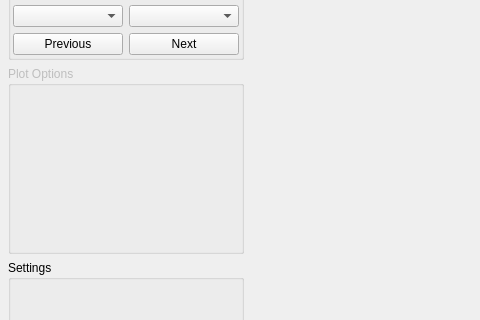
Before: the Qt Designer form Lovell/VeloOfflineGUI/src/VeloView.ui in ibab/lhcb-software, drawn with Qt 5; both pictures show x 0 to 480 and y 160 to 480 of the 1200 by 700 pixel window.
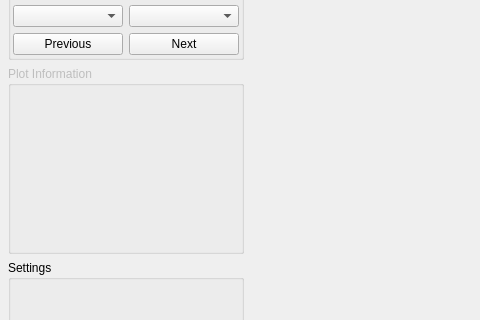
After: the same form once the commit is applied.

The edit to the form file:
```diff
--- a/Lovell/VeloOfflineGUI/src/VeloView.ui
+++ b/Lovell/VeloOfflineGUI/src/VeloView.ui
@@ -82,7 +82,7 @@
           <bool>false</bool>
          </property>
          <property name="title">
-          <string>Plot Options</string>
+          <string>Plot Information</string>
          </property>
         </widget>
        </item>
```
